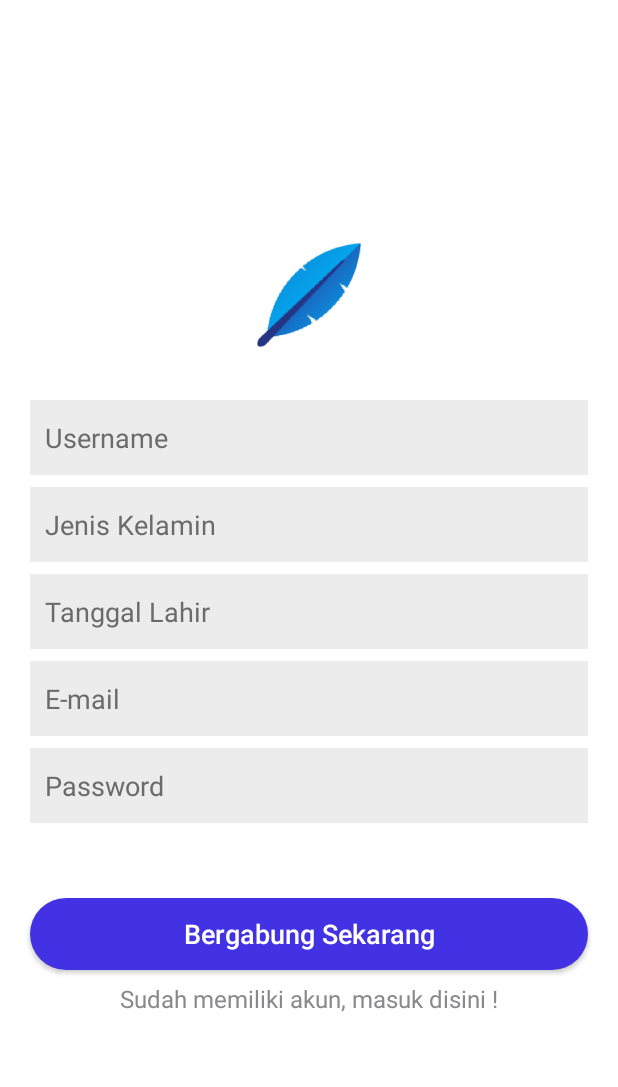
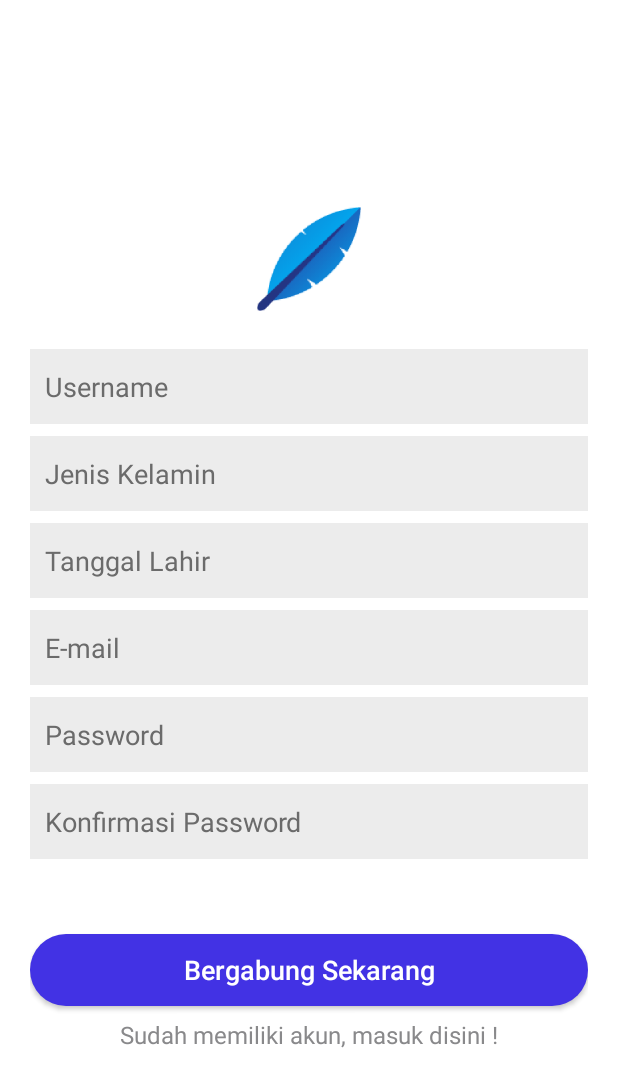
Before and after one commit to SalmanSaputra17/go-to-health-app, an Android app: the SignupActivity screen opened directly, with no data from a screen before it, on a phone screen of 412 x 824 dp. Shown: the top 1087 px of the screen. Run offline under Robolectric (Android 15) with nearby library versions, the phone set to English and light mode, and no system bars.

Commit message:
fix auth layout and add confirm password field when register user

```diff
--- a/app/src/main/java/com/example/hp/gotohealth/SignupActivity.java
+++ b/app/src/main/java/com/example/hp/gotohealth/SignupActivity.java
@@ -29,7 +29,7 @@ public class SignupActivity extends AppCompatActivity {
 
     final Calendar myCalendar = Calendar.getInstance();
 
-    EditText username, dateOfBirth, email, password;
+    EditText username, dateOfBirth, email, password, confirmPassword;
     Spinner gender;
     Button btnSignUp;
     TextView txtSignIn;
@@ -53,15 +53,16 @@ public class SignupActivity extends AppCompatActivity {
         dateOfBirth = (EditText) findViewById(R.id.texttglsignup);
         email = (EditText) findViewById(R.id.textemailsignup);
         password = (EditText) findViewById(R.id.textpasswordsignup);
+        confirmPassword = (EditText) findViewById(R.id.textconfirmpasswordsignup);
         btnSignUp = (Button) findViewById(R.id.btnsignup);
         txtSignIn = (TextView) findViewById(R.id.textsignin);
 
         // gender adapter
-        String[] jkString = new String[]{"Jenis Kelamin", "Laki-laki", "Perempuan"};
+        String[] genderString = new String[]{"Jenis Kelamin", "Laki-laki", "Perempuan"};
 
-        final List<String> jkList = new ArrayList<>(Arrays.asList(jkString));
+        final List<String> genderList = new ArrayList<>(Arrays.asList(genderString));
 
-        final ArrayAdapter<String> spinnerArrayAdapter = new ArrayAdapter<String>(this, R.layout.spinner_item_black, jkList) {
+        final ArrayAdapter<String> spinnerArrayAdapter = new ArrayAdapter<String>(this, R.layout.spinner_item_black, genderList) {
             @Override
             public boolean isEnabled(int position) {
                 if (position == 0) {
@@ -132,13 +133,13 @@ public class SignupActivity extends AppCompatActivity {
             @Override
             public void onClick(View view) {
                 createNewUser(username.getText().toString(), stringGender, dateOfBirth.getText().toString(),
-                        email.getText().toString(), password.getText().toString());
+                        email.getText().toString(), password.getText().toString(), confirmPassword.getText().toString());
             }
         });
 
     }
 
-    private void createNewUser(String username, String gender, String dateOfBirth, String email, String password) {
+    private void createNewUser(String username, String gender, String dateOfBirth, String email, String password, String confirmPassword) {
 
     }
 
--- a/app/src/main/res/layout/activity_signin.xml
+++ b/app/src/main/res/layout/activity_signin.xml
@@ -19,13 +19,19 @@
             android:layout_gravity="center_horizontal"
             android:src="@drawable/logo1" />
 
+        <LinearLayout
+            android:layout_width="match_parent"
+            android:layout_height="wrap_content"
+            android:layout_marginLeft="20dp"
+            android:layout_marginTop="40dp"
+            android:layout_marginRight="20dp"
+            android:layout_marginBottom="40dp"
+            android:orientation="vertical">
+
             <EditText
                 android:id="@+id/textemailsignin"
                 android:layout_width="match_parent"
                 android:layout_height="@dimen/height_input"
-            android:layout_marginLeft="20dp"
-            android:layout_marginTop="40dp"
-            android:layout_marginRight="20dp"
                 android:background="@drawable/bginput"
                 android:hint="E-mail"
                 android:inputType="textEmailAddress"
@@ -37,9 +43,7 @@
                 android:id="@+id/textpasswordsignin"
                 android:layout_width="match_parent"
                 android:layout_height="@dimen/height_input"
-            android:layout_marginLeft="20dp"
                 android:layout_marginTop="8dp"
-            android:layout_marginRight="20dp"
                 android:background="@drawable/bginput"
                 android:hint="Password"
                 android:inputType="textPassword"
@@ -51,9 +55,7 @@
                 android:id="@+id/btnsignin"
                 android:layout_width="match_parent"
                 android:layout_height="wrap_content"
-            android:layout_marginLeft="20dp"
                 android:layout_marginTop="50dp"
-            android:layout_marginRight="20dp"
                 android:background="@drawable/bgbtn"
                 android:text="Masuk"
                 android:textAllCaps="false"
@@ -64,10 +66,7 @@
                 android:id="@+id/textsignup"
                 android:layout_width="match_parent"
                 android:layout_height="wrap_content"
-            android:layout_marginLeft="20dp"
                 android:layout_marginTop="8dp"
-            android:layout_marginRight="20dp"
-            android:layout_marginBottom="20dp"
                 android:gravity="center_horizontal"
                 android:text="Daftar disini !"
                 android:textColor="#89898B"
@@ -75,4 +74,6 @@
 
         </LinearLayout>
 
+    </LinearLayout>
+
 </ScrollView>
--- a/app/src/main/res/layout/activity_signup.xml
+++ b/app/src/main/res/layout/activity_signup.xml
@@ -20,13 +20,16 @@
             android:layout_marginTop="30dp"
             android:src="@drawable/logo1" />
 
+        <LinearLayout
+            android:layout_width="match_parent"
+            android:layout_height="wrap_content"
+            android:layout_margin="20dp"
+            android:orientation="vertical">
+
             <EditText
                 android:id="@+id/textusernamesignup"
                 android:layout_width="match_parent"
                 android:layout_height="@dimen/height_input"
-            android:layout_marginLeft="20dp"
-            android:layout_marginTop="30dp"
-            android:layout_marginRight="20dp"
                 android:background="@drawable/bginput"
                 android:hint="Username"
                 android:inputType="textPersonName"
@@ -39,18 +42,14 @@
                 android:id="@+id/textjksignup"
                 android:layout_width="match_parent"
                 android:layout_height="@dimen/height_input"
-            android:layout_marginLeft="20dp"
                 android:layout_marginTop="8dp"
-            android:layout_marginRight="20dp"
                 android:background="@drawable/style_spinner" />
 
             <EditText
                 android:id="@+id/texttglsignup"
                 android:layout_width="match_parent"
                 android:layout_height="@dimen/height_input"
-            android:layout_marginLeft="20dp"
                 android:layout_marginTop="8dp"
-            android:layout_marginRight="20dp"
                 android:background="@drawable/bginput"
                 android:clickable="true"
                 android:focusable="false"
@@ -64,9 +63,7 @@
                 android:id="@+id/textemailsignup"
                 android:layout_width="match_parent"
                 android:layout_height="@dimen/height_input"
-            android:layout_marginLeft="20dp"
                 android:layout_marginTop="8dp"
-            android:layout_marginRight="20dp"
                 android:background="@drawable/bginput"
                 android:hint="E-mail"
                 android:inputType="textEmailAddress"
@@ -78,11 +75,21 @@
                 android:id="@+id/textpasswordsignup"
                 android:layout_width="match_parent"
                 android:layout_height="@dimen/height_input"
-            android:layout_marginLeft="20dp"
                 android:layout_marginTop="8dp"
-            android:layout_marginRight="20dp"
                 android:background="@drawable/bginput"
                 android:hint="Password"
+                android:inputType="textPassword"
+                android:padding="@dimen/padding_input"
+                android:textColor="#6b6b6b"
+                android:textColorHint="#6b6b6b" />
+
+            <EditText
+                android:id="@+id/textconfirmpasswordsignup"
+                android:layout_width="match_parent"
+                android:layout_height="@dimen/height_input"
+                android:layout_marginTop="8dp"
+                android:background="@drawable/bginput"
+                android:hint="Konfirmasi Password"
                 android:inputType="textPassword"
                 android:padding="@dimen/padding_input"
                 android:textColor="#6b6b6b"
@@ -92,9 +99,7 @@
                 android:id="@+id/btnsignup"
                 android:layout_width="match_parent"
                 android:layout_height="wrap_content"
-            android:layout_marginLeft="20dp"
                 android:layout_marginTop="50dp"
-            android:layout_marginRight="20dp"
                 android:background="@drawable/bgbtn"
                 android:text="Bergabung Sekarang"
                 android:textAllCaps="false"
@@ -105,10 +110,7 @@
                 android:id="@+id/textsignin"
                 android:layout_width="match_parent"
                 android:layout_height="wrap_content"
-            android:layout_marginLeft="20dp"
                 android:layout_marginTop="8dp"
-            android:layout_marginRight="20dp"
-            android:layout_marginBottom="20dp"
                 android:gravity="center_horizontal"
                 android:text="Sudah memiliki akun, masuk disini !"
                 android:textColor="#89898B"
@@ -116,4 +118,6 @@
 
         </LinearLayout>
 
+    </LinearLayout>
+
 </ScrollView>
```
Lines whose indentation alone changed are shown as unchanged.
